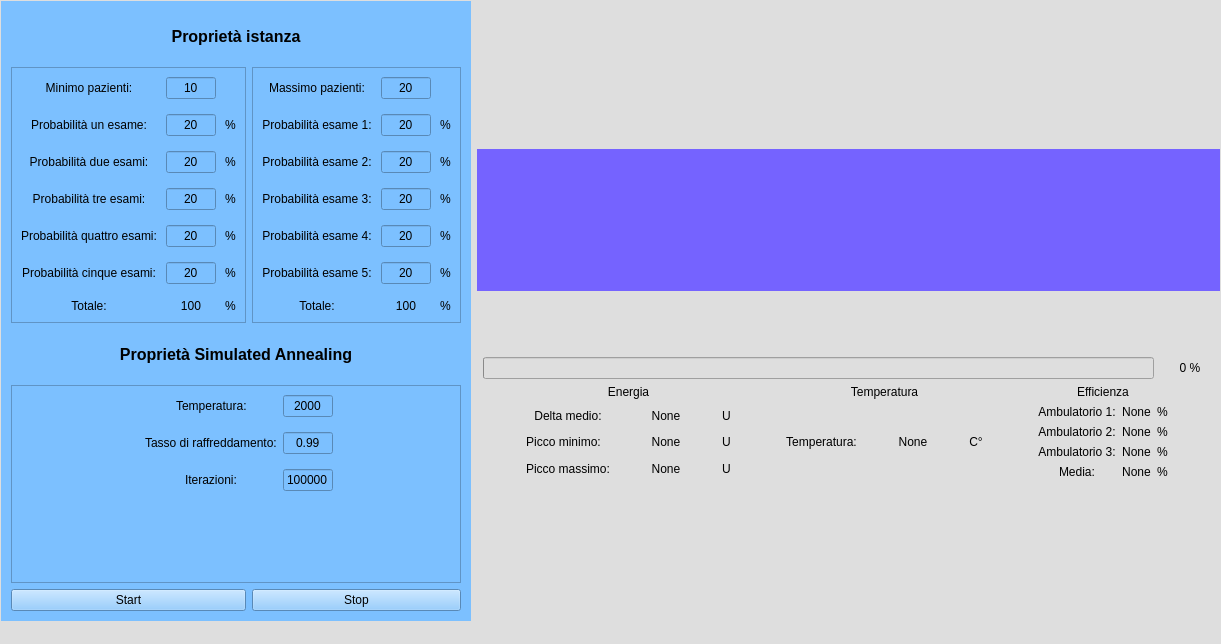
Before: the Qt Designer form GUI2.ui in MicheleCESO/ROAmbulatori, drawn with Qt 5.
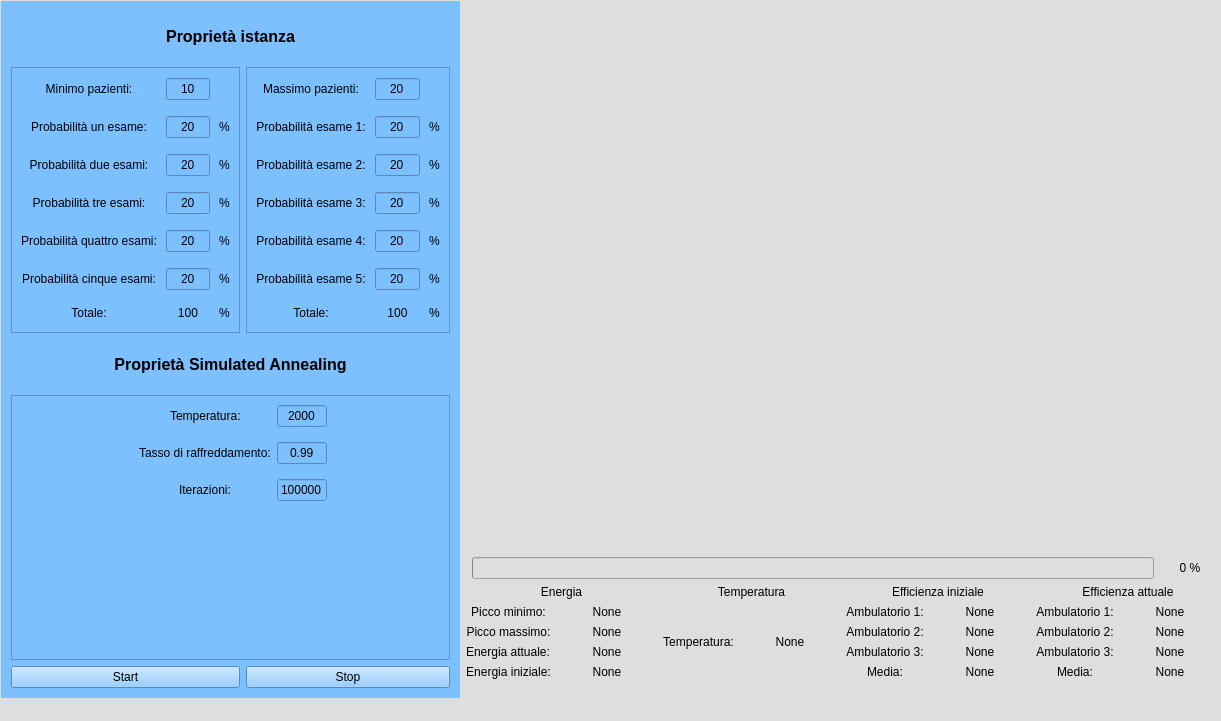
After: the same form once the commit is applied. Custom widgets are drawn as their Qt base class.

```diff
--- a/GUI2.ui
+++ b/GUI2.ui
@@ -7,7 +7,7 @@
     <x>0</x>
     <y>0</y>
     <width>1221</width>
-    <height>644</height>
+    <height>721</height>
    </rect>
   </property>
   <property name="windowTitle">
@@ -733,7 +733,7 @@
            </widget>
           </item>
           <item row="6" column="1">
-           <widget class="QLabel" name="label_31">
+           <widget class="QLabel" name="totaleProbEsami">
             <property name="text">
              <string>100</string>
             </property>
@@ -816,7 +816,7 @@
            </widget>
           </item>
           <item row="0" column="1">
-           <widget class="QLineEdit" name="temperaturaLineEdit">
+           <widget class="QLineEdit" name="temperatura">
             <property name="sizePolicy">
              <sizepolicy hsizetype="Maximum" vsizetype="Fixed">
               <horstretch>0</horstretch>
@@ -939,6 +939,12 @@
           <verstretch>0</verstretch>
          </sizepolicy>
         </property>
+        <property name="minimumSize">
+         <size>
+          <width>0</width>
+          <height>200</height>
+         </size>
+        </property>
         <property name="maximumSize">
          <size>
           <width>16777215</width>
@@ -947,6 +953,31 @@
         </property>
        </widget>
       </item>
+      <item>
+       <widget class="Widget" name="widgetSolIniziale" native="true">
+        <property name="sizePolicy">
+         <sizepolicy hsizetype="Minimum" vsizetype="Expanding">
+          <horstretch>0</horstretch>
+          <verstretch>0</verstretch>
+         </sizepolicy>
+        </property>
+        <property name="minimumSize">
+         <size>
+          <width>0</width>
+          <height>150</height>
+         </size>
+        </property>
+        <property name="maximumSize">
+         <size>
+          <width>16777215</width>
+          <height>150</height>
+         </size>
+        </property>
+        <property name="styleSheet">
+         <string notr="true"/>
+        </property>
+       </widget>
+      </item>
       <item>
        <widget class="Widget" name="widget" native="true">
         <property name="sizePolicy">
@@ -958,17 +989,17 @@
         <property name="minimumSize">
          <size>
           <width>0</width>
-          <height>0</height>
+          <height>150</height>
          </size>
         </property>
         <property name="maximumSize">
          <size>
           <width>16777215</width>
-          <height>250</height>
+          <height>150</height>
          </size>
         </property>
         <property name="styleSheet">
-         <string notr="true">background-color:rgb(117, 99, 255)</string>
+         <string notr="true"/>
         </property>
        </widget>
       </item>
@@ -1114,8 +1145,306 @@
           </property>
          </widget>
         </item>
+        <item row="2" column="0">
+         <layout class="QGridLayout" name="gridLayout_7">
+          <item row="0" column="1">
+           <widget class="QLabel" name="minE">
+            <property name="sizePolicy">
+             <sizepolicy hsizetype="Fixed" vsizetype="Preferred">
+              <horstretch>0</horstretch>
+              <verstretch>0</verstretch>
+             </sizepolicy>
+            </property>
+            <property name="minimumSize">
+             <size>
+              <width>100</width>
+              <height>0</height>
+             </size>
+            </property>
+            <property name="text">
+             <string>None</string>
+            </property>
+            <property name="alignment">
+             <set>Qt::AlignCenter</set>
+            </property>
+           </widget>
+          </item>
+          <item row="0" column="0">
+           <widget class="QLabel" name="label_34">
+            <property name="sizePolicy">
+             <sizepolicy hsizetype="Preferred" vsizetype="Preferred">
+              <horstretch>0</horstretch>
+              <verstretch>0</verstretch>
+             </sizepolicy>
+            </property>
+            <property name="text">
+             <string>Picco minimo:</string>
+            </property>
+            <property name="alignment">
+             <set>Qt::AlignCenter</set>
+            </property>
+           </widget>
+          </item>
+          <item row="2" column="0">
+           <widget class="QLabel" name="label_40">
+            <property name="sizePolicy">
+             <sizepolicy hsizetype="Maximum" vsizetype="Preferred">
+              <horstretch>0</horstretch>
+              <verstretch>0</verstretch>
+             </sizepolicy>
+            </property>
+            <property name="text">
+             <string>Energia attuale:</string>
+            </property>
+            <property name="alignment">
+             <set>Qt::AlignCenter</set>
+            </property>
+           </widget>
+          </item>
+          <item row="1" column="0">
+           <widget class="QLabel" name="label_8">
+            <property name="sizePolicy">
+             <sizepolicy hsizetype="Preferred" vsizetype="Preferred">
+              <horstretch>0</horstretch>
+              <verstretch>0</verstretch>
+             </sizepolicy>
+            </property>
+            <property name="text">
+             <string>Picco massimo:</string>
+            </property>
+            <property name="alignment">
+             <set>Qt::AlignCenter</set>
+            </property>
+           </widget>
+          </item>
+          <item row="1" column="1">
+           <widget class="QLabel" name="maxE">
+            <property name="sizePolicy">
+             <sizepolicy hsizetype="Fixed" vsizetype="Preferred">
+              <horstretch>0</horstretch>
+              <verstretch>0</verstretch>
+             </sizepolicy>
+            </property>
+            <property name="minimumSize">
+             <size>
+              <width>100</width>
+              <height>0</height>
+             </size>
+            </property>
+            <property name="text">
+             <string>None</string>
+            </property>
+            <property name="alignment">
+             <set>Qt::AlignCenter</set>
+            </property>
+           </widget>
+          </item>
+          <item row="2" column="1">
+           <widget class="QLabel" name="energiaSol">
+            <property name="minimumSize">
+             <size>
+              <width>100</width>
+              <height>0</height>
+             </size>
+            </property>
+            <property name="text">
+             <string>None</string>
+            </property>
+            <property name="alignment">
+             <set>Qt::AlignCenter</set>
+            </property>
+           </widget>
+          </item>
+          <item row="3" column="0">
+           <widget class="QLabel" name="label_7">
+            <property name="text">
+             <string>Energia iniziale:</string>
+            </property>
+            <property name="alignment">
+             <set>Qt::AlignCenter</set>
+            </property>
+           </widget>
+          </item>
+          <item row="3" column="1">
+           <widget class="QLabel" name="energiaIniziale">
+            <property name="minimumSize">
+             <size>
+              <width>100</width>
+              <height>0</height>
+             </size>
+            </property>
+            <property name="text">
+             <string>None</string>
+            </property>
+            <property name="alignment">
+             <set>Qt::AlignCenter</set>
+            </property>
+           </widget>
+          </item>
+         </layout>
+        </item>
+        <item row="2" column="3">
+         <layout class="QGridLayout" name="gridLayout_9">
+          <item row="1" column="1">
+           <widget class="QLabel" name="efficienza2">
+            <property name="sizePolicy">
+             <sizepolicy hsizetype="Fixed" vsizetype="Preferred">
+              <horstretch>0</horstretch>
+              <verstretch>0</verstretch>
+             </sizepolicy>
+            </property>
+            <property name="minimumSize">
+             <size>
+              <width>100</width>
+              <height>0</height>
+             </size>
+            </property>
+            <property name="text">
+             <string>None</string>
+            </property>
+            <property name="alignment">
+             <set>Qt::AlignCenter</set>
+            </property>
+           </widget>
+          </item>
+          <item row="3" column="1">
+           <widget class="QLabel" name="efficienzaMedia">
+            <property name="sizePolicy">
+             <sizepolicy hsizetype="Fixed" vsizetype="Preferred">
+              <horstretch>0</horstretch>
+              <verstretch>0</verstretch>
+             </sizepolicy>
+            </property>
+            <property name="minimumSize">
+             <size>
+              <width>100</width>
+              <height>0</height>
+             </size>
+            </property>
+            <property name="text">
+             <string>None</string>
+            </property>
+            <property name="alignment">
+             <set>Qt::AlignCenter</set>
+            </property>
+           </widget>
+          </item>
+          <item row="2" column="0">
+           <widget class="QLabel" name="label_37">
+            <property name="text">
+             <string>Ambulatorio 3:</string>
+            </property>
+            <property name="alignment">
+             <set>Qt::AlignCenter</set>
+            </property>
+           </widget>
+          </item>
+          <item row="0" column="1">
+           <widget class="QLabel" name="efficienza1">
+            <property name="sizePolicy">
+             <sizepolicy hsizetype="Fixed" vsizetype="Preferred">
+              <horstretch>0</horstretch>
+              <verstretch>0</verstretch>
+             </sizepolicy>
+            </property>
+            <property name="minimumSize">
+             <size>
+              <width>100</width>
+              <height>0</height>
+             </size>
+            </property>
+            <property name="text">
+             <string>None</string>
+            </property>
+            <property name="alignment">
+             <set>Qt::AlignCenter</set>
+            </property>
+           </widget>
+          </item>
+          <item row="0" column="0">
+           <widget class="QLabel" name="label_35">
+            <property name="text">
+             <string>Ambulatorio 1:</string>
+            </property>
+            <property name="alignment">
+             <set>Qt::AlignCenter</set>
+            </property>
+           </widget>
+          </item>
+          <item row="3" column="0">
+           <widget class="QLabel" name="label_36">
+            <property name="text">
+             <string>Media:</string>
+            </property>
+            <property name="alignment">
+             <set>Qt::AlignCenter</set>
+            </property>
+           </widget>
+          </item>
+          <item row="2" column="1">
+           <widget class="QLabel" name="efficienza3">
+            <property name="sizePolicy">
+             <sizepolicy hsizetype="Fixed" vsizetype="Preferred">
+              <horstretch>0</horstretch>
+              <verstretch>0</verstretch>
+             </sizepolicy>
+            </property>
+            <property name="minimumSize">
+             <size>
+              <width>100</width>
+              <height>0</height>
+             </size>
+            </property>
+            <property name="text">
+             <string>None</string>
+            </property>
+            <property name="alignment">
+             <set>Qt::AlignCenter</set>
+            </property>
+           </widget>
+          </item>
+          <item row="1" column="0">
+           <widget class="QLabel" name="label_38">
+            <property name="sizePolicy">
+             <sizepolicy hsizetype="Maximum" vsizetype="Preferred">
+              <horstretch>0</horstretch>
+              <verstretch>0</verstretch>
+             </sizepolicy>
+            </property>
+            <property name="text">
+             <string>Ambulatorio 2:</string>
+            </property>
+            <property name="alignment">
+             <set>Qt::AlignCenter</set>
+            </property>
+           </widget>
+          </item>
+         </layout>
+        </item>
         <item row="2" column="1">
          <layout class="QGridLayout" name="gridLayout_8">
+          <item row="0" column="1">
+           <widget class="QLabel" name="valoreTemperatura">
+            <property name="sizePolicy">
+             <sizepolicy hsizetype="Fixed" vsizetype="Preferred">
+              <horstretch>0</horstretch>
+              <verstretch>0</verstretch>
+             </sizepolicy>
+            </property>
+            <property name="minimumSize">
+             <size>
+              <width>100</width>
+              <height>0</height>
+             </size>
+            </property>
+            <property name="text">
+             <string>None</string>
+            </property>
+            <property name="alignment">
+             <set>Qt::AlignCenter</set>
+            </property>
+           </widget>
+          </item>
           <item row="0" column="0">
            <widget class="QLabel" name="temperaturaLabel_2">
             <property name="sizePolicy">
@@ -1135,47 +1464,9 @@
             </property>
            </widget>
           </item>
-          <item row="0" column="2">
-           <widget class="QLabel" name="label_45">
-            <property name="sizePolicy">
-             <sizepolicy hsizetype="Maximum" vsizetype="Preferred">
-              <horstretch>0</horstretch>
-              <verstretch>0</verstretch>
-             </sizepolicy>
-            </property>
-            <property name="text">
-             <string>C°</string>
-            </property>
-            <property name="alignment">
-             <set>Qt::AlignCenter</set>
-            </property>
-           </widget>
-          </item>
-          <item row="0" column="1">
-           <widget class="QLabel" name="temperatura">
-            <property name="sizePolicy">
-             <sizepolicy hsizetype="Fixed" vsizetype="Preferred">
-              <horstretch>0</horstretch>
-              <verstretch>0</verstretch>
-             </sizepolicy>
-            </property>
-            <property name="minimumSize">
-             <size>
-              <width>100</width>
-              <height>0</height>
-             </size>
-            </property>
-            <property name="text">
-             <string>None</string>
-            </property>
-            <property name="alignment">
-             <set>Qt::AlignCenter</set>
-            </property>
-           </widget>
-          </item>
          </layout>
         </item>
-        <item row="1" column="2">
+        <item row="1" column="3">
          <widget class="QLabel" name="label_5">
           <property name="sizePolicy">
            <sizepolicy hsizetype="Preferred" vsizetype="Preferred">
@@ -1184,7 +1475,7 @@
            </sizepolicy>
           </property>
           <property name="text">
-           <string>Efficienza</string>
+           <string>Efficienza attuale</string>
           </property>
           <property name="alignment">
            <set>Qt::AlignCenter</set>
@@ -1201,218 +1492,24 @@
           </property>
          </widget>
         </item>
+        <item row="1" column="2">
+         <layout class="QGridLayout" name="gridLayout_10">
+          <item row="0" column="0">
+           <widget class="QLabel" name="label_31">
+            <property name="text">
+             <string>Efficienza iniziale</string>
+            </property>
+            <property name="alignment">
+             <set>Qt::AlignCenter</set>
+            </property>
+           </widget>
+          </item>
+         </layout>
+        </item>
         <item row="2" column="2">
-         <layout class="QGridLayout" name="gridLayout_9">
+         <layout class="QGridLayout" name="gridLayout_11">
           <item row="1" column="0">
-           <widget class="QLabel" name="label_38">
-            <property name="sizePolicy">
-             <sizepolicy hsizetype="Maximum" vsizetype="Preferred">
-              <horstretch>0</horstretch>
-              <verstretch>0</verstretch>
-             </sizepolicy>
-            </property>
-            <property name="text">
-             <string>Ambulatorio 2:</string>
-            </property>
-            <property name="alignment">
-             <set>Qt::AlignCenter</set>
-            </property>
-           </widget>
-          </item>
-          <item row="0" column="1">
-           <widget class="QLabel" name="label_39">
-            <property name="sizePolicy">
-             <sizepolicy hsizetype="Maximum" vsizetype="Preferred">
-              <horstretch>0</horstretch>
-              <verstretch>0</verstretch>
-             </sizepolicy>
-            </property>
-            <property name="text">
-             <string>None</string>
-            </property>
-            <property name="alignment">
-             <set>Qt::AlignCenter</set>
-            </property>
-           </widget>
-          </item>
-          <item row="0" column="0">
-           <widget class="QLabel" name="label_35">
-            <property name="text">
-             <string>Ambulatorio 1:</string>
-            </property>
-            <property name="alignment">
-             <set>Qt::AlignCenter</set>
-            </property>
-           </widget>
-          </item>
-          <item row="2" column="0">
-           <widget class="QLabel" name="label_37">
-            <property name="text">
-             <string>Ambulatorio 3:</string>
-            </property>
-            <property name="alignment">
-             <set>Qt::AlignCenter</set>
-            </property>
-           </widget>
-          </item>
-          <item row="1" column="1">
-           <widget class="QLabel" name="label_44">
-            <property name="sizePolicy">
-             <sizepolicy hsizetype="Maximum" vsizetype="Preferred">
-              <horstretch>0</horstretch>
-              <verstretch>0</verstretch>
-             </sizepolicy>
-            </property>
-            <property name="text">
-             <string>None</string>
-            </property>
-            <property name="alignment">
-             <set>Qt::AlignCenter</set>
-            </property>
-           </widget>
-          </item>
-          <item row="2" column="1">
-           <widget class="QLabel" name="label_43">
-            <property name="sizePolicy">
-             <sizepolicy hsizetype="Maximum" vsizetype="Preferred">
-              <horstretch>0</horstretch>
-              <verstretch>0</verstretch>
-             </sizepolicy>
-            </property>
-            <property name="text">
-             <string>None</string>
-            </property>
-            <property name="alignment">
-             <set>Qt::AlignCenter</set>
-            </property>
-           </widget>
-          </item>
-          <item row="3" column="0">
-           <widget class="QLabel" name="label_36">
-            <property name="text">
-             <string>Media:</string>
-            </property>
-            <property name="alignment">
-             <set>Qt::AlignCenter</set>
-            </property>
-           </widget>
-          </item>
-          <item row="3" column="1">
-           <widget class="QLabel" name="label_42">
-            <property name="sizePolicy">
-             <sizepolicy hsizetype="Maximum" vsizetype="Preferred">
-              <horstretch>0</horstretch>
-              <verstretch>0</verstretch>
-             </sizepolicy>
-            </property>
-            <property name="text">
-             <string>None</string>
-            </property>
-            <property name="alignment">
-             <set>Qt::AlignCenter</set>
-            </property>
-           </widget>
-          </item>
-          <item row="0" column="2">
-           <widget class="QLabel" name="label_46">
-            <property name="sizePolicy">
-             <sizepolicy hsizetype="Maximum" vsizetype="Preferred">
-              <horstretch>0</horstretch>
-              <verstretch>0</verstretch>
-             </sizepolicy>
-            </property>
-            <property name="text">
-             <string>%</string>
-            </property>
-            <property name="alignment">
-             <set>Qt::AlignCenter</set>
-            </property>
-           </widget>
-          </item>
-          <item row="1" column="2">
-           <widget class="QLabel" name="label_47">
-            <property name="sizePolicy">
-             <sizepolicy hsizetype="Maximum" vsizetype="Preferred">
-              <horstretch>0</horstretch>
-              <verstretch>0</verstretch>
-             </sizepolicy>
-            </property>
-            <property name="text">
-             <string>%</string>
-            </property>
-            <property name="alignment">
-             <set>Qt::AlignCenter</set>
-            </property>
-           </widget>
-          </item>
-          <item row="2" column="2">
-           <widget class="QLabel" name="label_48">
-            <property name="sizePolicy">
-             <sizepolicy hsizetype="Maximum" vsizetype="Preferred">
-              <horstretch>0</horstretch>
-              <verstretch>0</verstretch>
-             </sizepolicy>
-            </property>
-            <property name="text">
-             <string>%</string>
-            </property>
-            <property name="alignment">
-             <set>Qt::AlignCenter</set>
-            </property>
-           </widget>
-          </item>
-          <item row="3" column="2">
-           <widget class="QLabel" name="label_49">
-            <property name="sizePolicy">
-             <sizepolicy hsizetype="Maximum" vsizetype="Preferred">
-              <horstretch>0</horstretch>
-              <verstretch>0</verstretch>
-             </sizepolicy>
-            </property>
-            <property name="text">
-             <string>%</string>
-            </property>
-            <property name="alignment">
-             <set>Qt::AlignCenter</set>
-            </property>
-           </widget>
-          </item>
-         </layout>
-        </item>
-        <item row="2" column="0">
-         <layout class="QGridLayout" name="gridLayout_7">
-          <item row="1" column="1">
-           <widget class="QLabel" name="label_40">
-            <property name="text">
-             <string>None</string>
-            </property>
-            <property name="alignment">
-             <set>Qt::AlignCenter</set>
-            </property>
-           </widget>
-          </item>
-          <item row="0" column="0">
-           <widget class="QLabel" name="label_7">
-            <property name="text">
-             <string>Delta medio:</string>
-            </property>
-            <property name="alignment">
-             <set>Qt::AlignCenter</set>
-            </property>
-           </widget>
-          </item>
-          <item row="2" column="1">
            <widget class="QLabel" name="label_41">
-            <property name="text">
-             <string>None</string>
-            </property>
-            <property name="alignment">
-             <set>Qt::AlignCenter</set>
-            </property>
-           </widget>
-          </item>
-          <item row="1" column="0">
-           <widget class="QLabel" name="label_34">
             <property name="sizePolicy">
              <sizepolicy hsizetype="Maximum" vsizetype="Preferred">
               <horstretch>0</horstretch>
@@ -1420,7 +1517,7 @@
              </sizepolicy>
             </property>
             <property name="text">
-             <string>Picco minimo:</string>
+             <string>Ambulatorio 2:</string>
             </property>
             <property name="alignment">
              <set>Qt::AlignCenter</set>
@@ -1428,9 +1525,29 @@
            </widget>
           </item>
           <item row="2" column="0">
-           <widget class="QLabel" name="label_8">
+           <widget class="QLabel" name="label_42">
             <property name="text">
-             <string>Picco massimo:</string>
+             <string>Ambulatorio 3:</string>
+            </property>
+            <property name="alignment">
+             <set>Qt::AlignCenter</set>
+            </property>
+           </widget>
+          </item>
+          <item row="3" column="0">
+           <widget class="QLabel" name="label_43">
+            <property name="text">
+             <string>Media:</string>
+            </property>
+            <property name="alignment">
+             <set>Qt::AlignCenter</set>
+            </property>
+           </widget>
+          </item>
+          <item row="0" column="0">
+           <widget class="QLabel" name="label_39">
+            <property name="text">
+             <string>Ambulatorio 1:</string>
             </property>
             <property name="alignment">
              <set>Qt::AlignCenter</set>
@@ -1438,7 +1555,7 @@
            </widget>
           </item>
           <item row="0" column="1">
-           <widget class="QLabel" name="delta">
+           <widget class="QLabel" name="efficienza1Iniziale">
             <property name="sizePolicy">
              <sizepolicy hsizetype="Fixed" vsizetype="Preferred">
               <horstretch>0</horstretch>
@@ -1459,48 +1576,66 @@
             </property>
            </widget>
           </item>
-          <item row="0" column="2">
-           <widget class="QLabel" name="label_50">
+          <item row="1" column="1">
+           <widget class="QLabel" name="efficienza2Iniziale">
             <property name="sizePolicy">
-             <sizepolicy hsizetype="Maximum" vsizetype="Preferred">
+             <sizepolicy hsizetype="Fixed" vsizetype="Preferred">
               <horstretch>0</horstretch>
               <verstretch>0</verstretch>
              </sizepolicy>
             </property>
+            <property name="minimumSize">
+             <size>
+              <width>100</width>
+              <height>0</height>
+             </size>
+            </property>
             <property name="text">
-             <string>U</string>
+             <string>None</string>
             </property>
             <property name="alignment">
              <set>Qt::AlignCenter</set>
             </property>
            </widget>
           </item>
-          <item row="1" column="2">
-           <widget class="QLabel" name="label_51">
+          <item row="2" column="1">
+           <widget class="QLabel" name="efficienza3Iniziale">
             <property name="sizePolicy">
-             <sizepolicy hsizetype="Maximum" vsizetype="Preferred">
+             <sizepolicy hsizetype="Fixed" vsizetype="Preferred">
               <horstretch>0</horstretch>
               <verstretch>0</verstretch>
              </sizepolicy>
             </property>
+            <property name="minimumSize">
+             <size>
+              <width>100</width>
+              <height>0</height>
+             </size>
+            </property>
             <property name="text">
-             <string>U</string>
+             <string>None</string>
             </property>
             <property name="alignment">
              <set>Qt::AlignCenter</set>
             </property>
            </widget>
           </item>
-          <item row="2" column="2">
-           <widget class="QLabel" name="label_52">
+          <item row="3" column="1">
+           <widget class="QLabel" name="efficienzaMediaIniziale">
             <property name="sizePolicy">
-             <sizepolicy hsizetype="Maximum" vsizetype="Preferred">
+             <sizepolicy hsizetype="Fixed" vsizetype="Preferred">
               <horstretch>0</horstretch>
               <verstretch>0</verstretch>
              </sizepolicy>
             </property>
+            <property name="minimumSize">
+             <size>
+              <width>100</width>
+              <height>0</height>
+             </size>
+            </property>
             <property name="text">
-             <string>U</string>
+             <string>None</string>
             </property>
             <property name="alignment">
              <set>Qt::AlignCenter</set>
```
Left out of the diff: 30 changed lines with no effect on the pictures.
